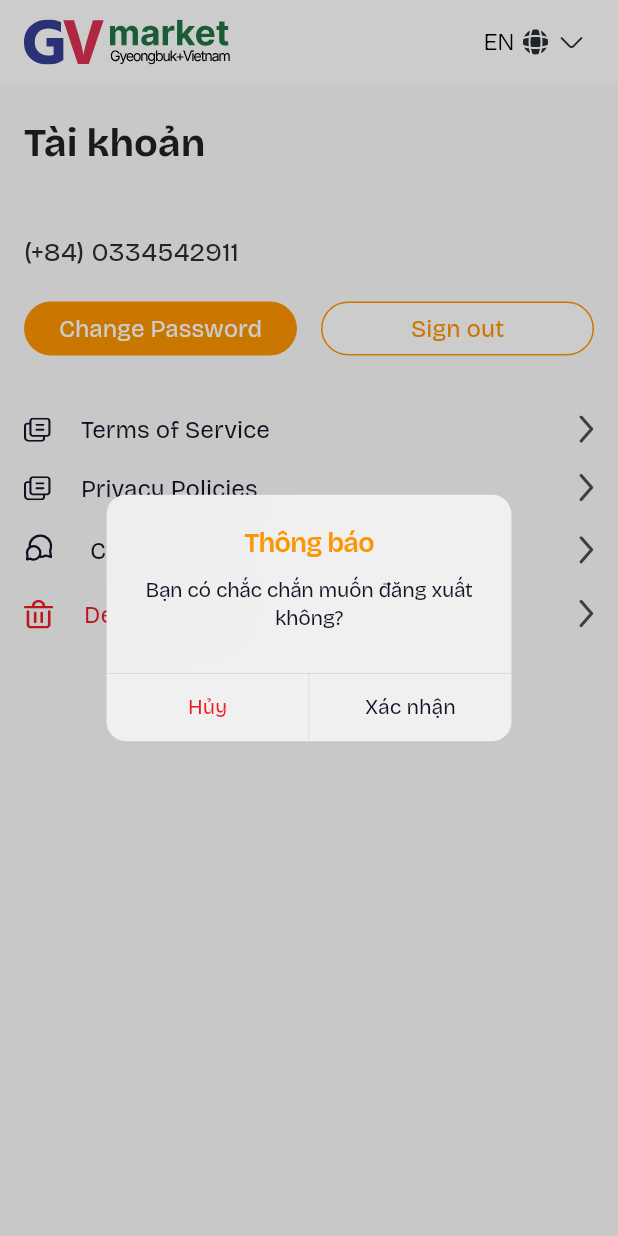
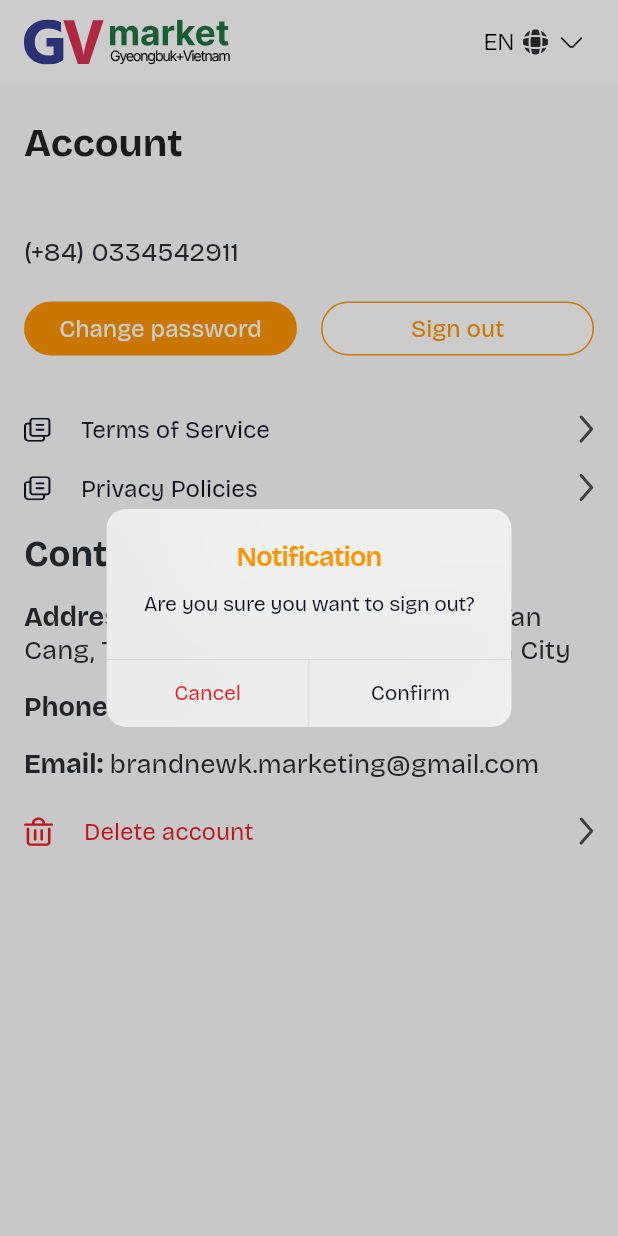
Before and after one commit to amoeba-group/avenue-app, a Flutter app: the ProfilePage screen opened directly, after a tap on "Sign out", on a phone screen of 412 x 824 dp. Run offline on Flutter 3.47's test engine with Material 3 defaults, Android fonts, the phone set to English and light mode, and no system bars; our stand-ins replace connectivity_plus, firebase_core, firebase_crashlytics, firebase_messaging, flutter_local_notifications, flutter_svg and 5 more; accounts and stored records are empty.

```diff
--- a/lib/constants/constants.dart
+++ b/lib/constants/constants.dart
@@ -2,5 +2,5 @@ const keyLocale = "is_locale";
 const keyIsLoggedIn = "is_logged_in";
 const keyDeviceToken = "device_token";
 const keyEmail = "email";
-const kUrlGvMarket = "https://avenue.amoeba.site/?lang=";
-const kUrlAmoebaBill = "https://bill.amoeba.site/?lang=";
+const kUrlGvMarket = "https://avenue.amoeba.site/gvmarket?lang=";
+const kUrlAmoebaBill = "https://bill.amoeba.site?lang=";
--- a/lib/features/profile/profile_page.dart
+++ b/lib/features/profile/profile_page.dart
@@ -5,6 +5,7 @@ import 'package:avenue/utils/app_utils.dart';
 import 'package:flutter/material.dart';
 import 'package:google_fonts/google_fonts.dart';
 import '../../constants/constants.dart';
+import '../../generated/l10n.dart';
 import '../../widgets/custom_appbar.dart';
 import '../auth/change_password_page.dart';
 
@@ -21,7 +22,7 @@ class ProfilePage extends StatelessWidget {
           crossAxisAlignment: CrossAxisAlignment.start,
           children: [
             Text(
-              "Tài khoản",
+              S.of(context).account,
               style: GoogleFonts.bricolageGrotesque(
                 fontWeight: FontWeight.bold,
                 fontSize: 26,
@@ -73,7 +74,7 @@ class ProfilePage extends StatelessWidget {
                         );
                       },
                       child: Text(
-                        "Change Password",
+                        S.of(context).change_password,
                         style: GoogleFonts.bricolageGrotesque(
                           fontWeight: FontWeight.w400,
                           fontSize: 16,
@@ -96,15 +97,17 @@ class ProfilePage extends StatelessWidget {
                       onPressed: () {
                         AppUtils.showConfirmationDialog(
                           context,
-                          title: "Thông báo",
-                          message: "Bạn có chắc chắn muốn đăng xuất không?",
+                          title: S.of(context).title,
+                          confirmText: S.of(context).confirm,
+                          message: S.of(context).confirm_sign_out,
+                          cancelText: S.of(context).cancel,
                           onConfirm: () {
                             _logOut(context);
                           },
                         );
                       },
                       child: Text(
-                        "Sign out",
+                        S.of(context).sign_out,
                         style: GoogleFonts.bricolageGrotesque(
                           fontWeight: FontWeight.w400,
                           fontSize: 16,
@@ -120,7 +123,7 @@ class ProfilePage extends StatelessWidget {
               padding: const EdgeInsets.only(top: 34, bottom: 20),
               child: MenuProfile(
                 ic: "assets/ic_term.svg",
-                title: "Terms of Service",
+                title: S.of(context).terms_of_service,
                 action: () =>
                     AppUtils.openUrl("https://gvmarket.vn/dieukiengiaodich"),
               ),
@@ -129,29 +132,106 @@ class ProfilePage extends StatelessWidget {
               padding: const EdgeInsets.only(bottom: 20),
               child: MenuProfile(
                 ic: "assets/ic_term.svg",
-                title: "Privacy Policies",
+                title: S.of(context).privacy_policies,
                 action: () => AppUtils.openUrl(
                   "https://gvmarket.vn/chinh-sach-thanh-toan",
                 ),
               ),
             ),
+            Text(
+              S.current.contact,
+              style: GoogleFonts.bricolageGrotesque(
+                fontWeight: FontWeight.bold,
+                fontSize: 24,
+                color: Color(0xff292D32),
+              ),
+            ),
             Padding(
-              padding: const EdgeInsets.only(bottom: 20),
-              child: MenuProfile(
-                ic: "assets/ic_contact.svg",
-                title: "Contact us",
-                action: () {},
+              padding: const EdgeInsets.only(top: 16),
+              child: RichText(
+                text: TextSpan(
+                  children: [
+                    TextSpan(
+                      text: S.of(context).address,
+                      style: GoogleFonts.bricolageGrotesque(
+                        fontWeight: FontWeight.w700,
+                        fontSize: 18,
+                        color: Color(0xff292D32),
+                      ),
+                    ),
+                    TextSpan(
+                      text: S.of(context).info_address,
+                      style: GoogleFonts.bricolageGrotesque(
+                        fontWeight: FontWeight.w400,
+                        fontSize: 18,
+                        color: Color(0xff292D32),
+                      ),
+                    ),
+                  ],
+                ),
+              ),
+            ),
+            Padding(
+              padding: const EdgeInsets.only(top: 16),
+              child: RichText(
+                text: TextSpan(
+                  children: [
+                    TextSpan(
+                      text: S.of(context).phone,
+                      style: GoogleFonts.bricolageGrotesque(
+                        fontWeight: FontWeight.w700,
+                        fontSize: 18,
+                        color: Color(0xff292D32),
+                      ),
+                    ),
+                    TextSpan(
+                      text: "+84 000 0000 000",
+                      style: GoogleFonts.bricolageGrotesque(
+                        fontWeight: FontWeight.w400,
+                        fontSize: 18,
+                        color: Color(0xff292D32),
+                      ),
+                    ),
+                  ],
+                ),
+              ),
+            ),
+            Padding(
+              padding: const EdgeInsets.only(top: 16, bottom: 24),
+              child: RichText(
+                text: TextSpan(
+                  children: [
+                    TextSpan(
+                      text: "Email: ",
+                      style: GoogleFonts.bricolageGrotesque(
+                        fontWeight: FontWeight.w700,
+                        fontSize: 18,
+                        color: Color(0xff292D32),
+                      ),
+                    ),
+                    TextSpan(
+                      text: "brandnewk.marketing@gmail.com",
+                      style: GoogleFonts.bricolageGrotesque(
+                        fontWeight: FontWeight.w400,
+                        fontSize: 18,
+                        color: Color(0xff292D32),
+                      ),
+                    ),
+                  ],
+                ),
               ),
             ),
             MenuProfile(
               ic: "assets/ic_delete.svg",
-              title: "Delete account",
+              title: S.of(context).delete_account,
               color: Color(0xffED1C24),
               action: () {
                 AppUtils.showConfirmationDialog(
                   context,
-                  title: "Thông báo",
-                  message: "Bạn có chắc chắn muốn xóa tài khoản không?",
+                  title: S.of(context).title,
+                  message: S.of(context).confirm_delete_account,
+                  confirmText: S.of(context).confirm,
+                  cancelText: S.of(context).cancel,
                   onConfirm: () {
                     _logOut(context);
                   },
--- a/lib/l10n/intl_en.arb
+++ b/lib/l10n/intl_en.arb
@@ -3,5 +3,32 @@
   "tab_notification": "Notifications",
   "tab_billing": "Billing",
   "tab_profile": "Profile",
-  "title":"Notification"
+  "title":"Notification",
+  "account": "Account",
+  "contact": "Contact",
+  "address": "Address: ",
+  "phone": "Phone number: ",
+  "info_address": "2nd Floor, Building No. 19-21 Tan Cang, Thanh My Tay Ward, Ho Chi Minh City",
+  "change_password": "Change password",
+  "sign_out": "Sign out",
+  "delete_account": "Delete account",
+  "confirm_sign_out": "Are you sure you want to sign out?",
+  "confirm_delete_account": "Are you sure you want to delete your account?",
+  "password": "Password",
+  "confirm_password": "Confirm password",
+  "confirm": "Confirm",
+  "forgot_password": "Forgot password",
+  "login": "Login",
+  "dont_have_account": "Dont have an account? ",
+  "you_have_account": "You have an account? ",
+  "signup": "Sign up",
+  "or_login_with": "Or login with",
+  "apple_id": "Apple Id",
+  "google": "Google",
+  "facebook": "Facebook",
+  "full_name": "Full name",
+  "txt_continue": "Continue",
+  "cancel": "Cancel",
+  "privacy_policies": "Privacy Policies",
+  "terms_of_service": "Terms of Service"
 }
--- a/lib/l10n/intl_ko.arb
+++ b/lib/l10n/intl_ko.arb
@@ -1,7 +1,34 @@
 {
-  "tab_home": "홈",
-  "tab_notification": "알림",
-  "tab_billing": "결제",
-  "tab_profile": "프로필",
-  "title":"Notification"
+  "tab_home": "Home",
+  "tab_notification": "Notifications",
+  "tab_billing": "Billing",
+  "tab_profile": "Profile",
+  "title":"Notification",
+  "account": "Account",
+  "contact": "Contact",
+  "address": "Address: ",
+  "phone": "Phone number: ",
+  "info_address": "2nd Floor, Building No. 19-21 Tan Cang, Thanh My Tay Ward, Ho Chi Minh City",
+  "change_password": "Change password",
+  "sign_out": "Sign out",
+  "delete_account": "Delete account",
+  "confirm_sign_out": "Are you sure you want to sign out?",
+  "confirm_delete_account": "Are you sure you want to delete your account?",
+  "password": "Password",
+  "confirm_password": "Confirm password",
+  "confirm": "Confirm",
+  "forgot_password": "Forgot password",
+  "login": "Login",
+  "dont_have_account": "Dont have an account? ",
+  "you_have_account": "You have an account? ",
+  "signup": "Sign up",
+  "or_login_with": "Or login with",
+  "apple_id": "Apple Id",
+  "google": "Google",
+  "facebook": "Facebook",
+  "full_name": "Full name",
+  "txt_continue": "Continue",
+  "cancel": "Cancel",
+  "privacy_policies": "Privacy Policies",
+  "terms_of_service": "Terms of Service"
 }
--- a/lib/l10n/intl_vi.arb
+++ b/lib/l10n/intl_vi.arb
@@ -3,5 +3,32 @@
   "tab_notification": "Thông báo",
   "tab_billing": "Đơn hàng",
   "tab_profile": "Cá nhân",
-  "title":"Notification"
+  "title":"Thông báo",
+  "account": "Tài khoản",
+  "address": "Địa chỉ: ",
+  "contact": "Liên hệ",
+  "phone": "Số điện thoại: ",
+  "info_address": "Tầng 2, Tòa nhà số 19-21 Tân Cảng, Phường Thạnh Mỹ Tây, TP. HCM",
+  "change_password": "Đổi mật khẩu",
+  "sign_out": "Đăng xuất",
+  "delete_account": "Xóa tài khoản",
+  "confirm_sign_out": "Bạn có chắc chắn muốn đăng xuất không?",
+  "confirm_delete_account": "Bạn có chắc chắn muốn xóa tài khoản không?",
+  "password": "Mật khẩu",
+  "confirm_password": "Xác nhận mật khẩu",
+  "confirm": "Xác nhận",
+  "forgot_password": "Quên mật khẩu",
+  "login": "Đăng nhập",
+  "dont_have_account": "Bạn chưa có tài khoản? ",
+  "you_have_account": "Bạn đã có tài khoản? ",
+  "signup": "Đăng ký",
+  "or_login_with": "Hoặc đăng nhập bằng",
+  "apple_id": "Apple Id",
+  "google": "Google",
+  "facebook": "Facebook",
+  "full_name": "Họ và tên",
+  "txt_continue": "Tiếp tục",
+  "cancel": "Hủy",
+  "privacy_policies": "Chính sách bảo mật",
+  "terms_of_service": "Điều khoản dịch vụ"
 }
```
Also changed, not shown: lib/features/auth/change_password_page.dart (+9 -7 lines), lib/features/auth/forgot_password_page.dart (+6 -4 lines), lib/features/auth/login_page.dart (+31 -51 lines), lib/features/auth/signup_page.dart (+10 -9 lines), lib/main.dart (+25 -21 lines), lib/widgets/button_login.dart (+12 -7 lines), lib/widgets/sign_in_social.dart (added, +57 -0 lines), pubspec.yaml (+2 -15 lines), assets/apple.svg (added), assets/facebook.svg (added), assets/google.svg (added), assets/ic_logo.svg (added), assets/logo.png (added), lib/generated/intl/messages_en.dart, 4 more files, 30 other files.
